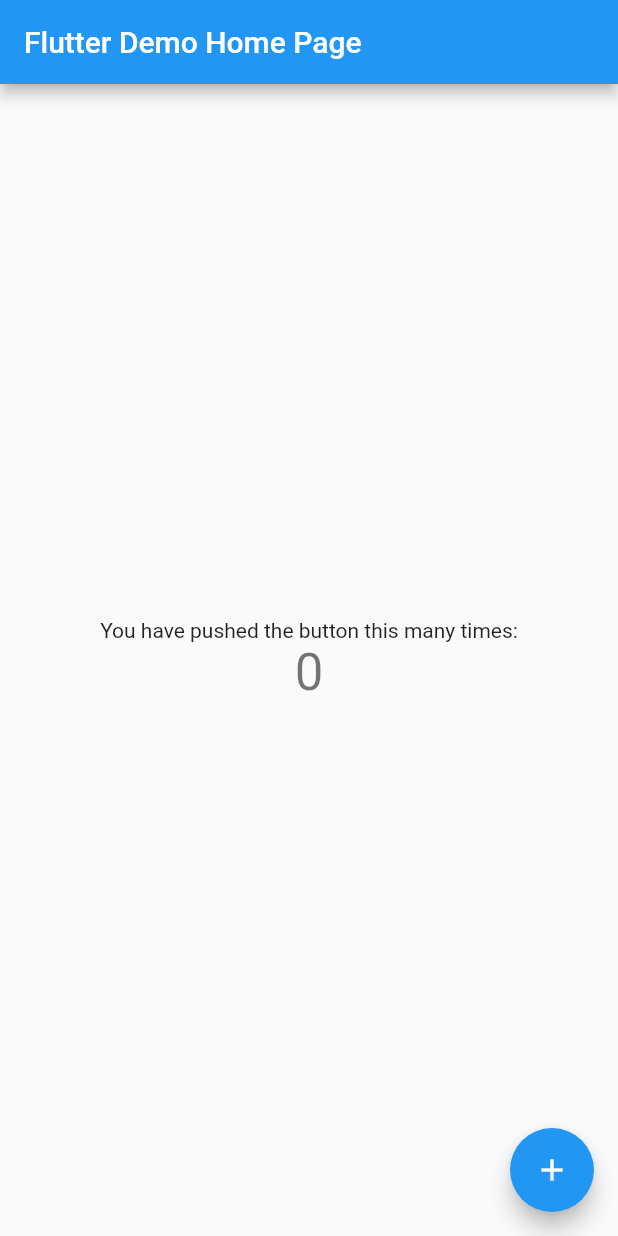
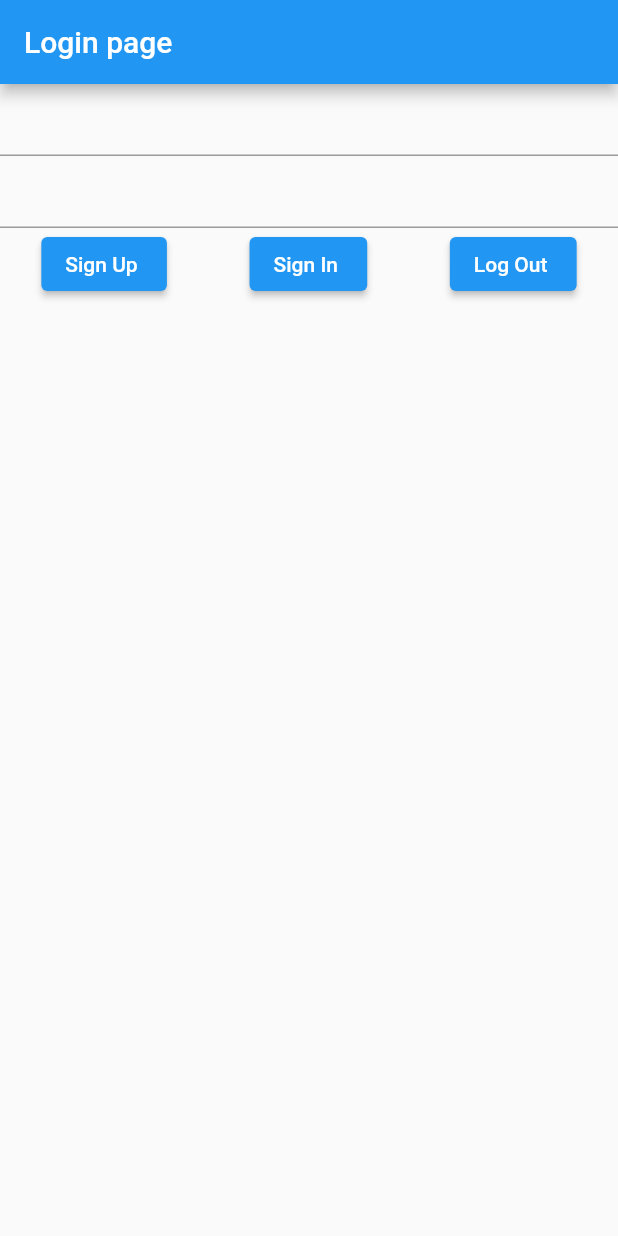
Before and after one commit to SpencerSchofield/StayingSafe, a Flutter app: the screen it shows after launch, on a phone screen of 412 x 824 dp. Run offline on Flutter 3.47's test engine with Material 2 defaults, Android fonts, the phone set to English and light mode, and no system bars; our stand-ins replace firebase_auth, firebase_core; accounts and stored records are empty.

Commit message:
user is able to sign up

```diff
--- a/staying_safe/lib/main.dart
+++ b/staying_safe/lib/main.dart
@@ -1,115 +1,59 @@
+import 'package:firebase_auth/firebase_auth.dart';
+import 'package:firebase_core/firebase_core.dart';
 import 'package:flutter/material.dart';
 
-void main() {
-  runApp(const MyApp());
+void main() async {
+  WidgetsFlutterBinding.ensureInitialized();
+  await Firebase.initializeApp();
+  runApp(AuthApp());
 }
 
-class MyApp extends StatelessWidget {
-  const MyApp({Key? key}) : super(key: key);
+class AuthApp extends StatefulWidget {
+  const AuthApp({Key? key}) : super(key: key);
 
-  // This widget is the root of your application.
+  @override
+  _AuthAppState createState() => _AuthAppState();
+}
+
+class _AuthAppState extends State<AuthApp> {
+  final emailcontroller = TextEditingController();
+  final passwordcontroller = TextEditingController();
   @override
   Widget build(BuildContext context) {
     return MaterialApp(
-      title: 'Flutter Demo',
-      theme: ThemeData(
-        // This is the theme of your application.
-        //
-        // Try running your application with "flutter run". You'll see the
-        // application has a blue toolbar. Then, without quitting the app, try
-        // changing the primarySwatch below to Colors.green and then invoke
-        // "hot reload" (press "r" in the console where you ran "flutter run",
-        // or simply save your changes to "hot reload" in a Flutter IDE).
-        // Notice that the counter didn't reset back to zero; the application
-        // is not restarted.
-        primarySwatch: Colors.blue,
+      home: Scaffold(
+        appBar: AppBar(
+          title: Text('Login page'),
+        ),
+        body: Center(
+          child: Column(
+            children: [
+              TextField(
+                controller: emailcontroller,
+              ),
+              TextField(
+                controller: passwordcontroller,
+              ),
+              Row(
+                mainAxisAlignment: MainAxisAlignment.spaceAround,
+                children: [
+                  ElevatedButton(
+                      child: Text('Sign Up '),
+                      onPressed: () async {
+                        await FirebaseAuth.instance
+                            .createUserWithEmailAndPassword(
+                                email: emailcontroller.text,
+                                password: passwordcontroller.text);
+                        setState(() {});
+                      }),
+                  ElevatedButton(child: Text('Sign In '), onPressed: () {}),
+                  ElevatedButton(child: Text('Log Out '), onPressed: () {}),
+                ],
+              )
+            ],
+          ),
+        ),
       ),
-      home: const MyHomePage(title: 'Flutter Demo Home Page'),
     );
   }
 }
-
-class MyHomePage extends StatefulWidget {
-  const MyHomePage({Key? key, required this.title}) : super(key: key);
-
-  // This widget is the home page of your application. It is stateful, meaning
-  // that it has a State object (defined below) that contains fields that affect
-  // how it looks.
-
-  // This class is the configuration for the state. It holds the values (in this
-  // case the title) provided by the parent (in this case the App widget) and
-  // used by the build method of the State. Fields in a Widget subclass are
-  // always marked "final".
-
-  final String title;
-
-  @override
-  State<MyHomePage> createState() => _MyHomePageState();
-}
-
-class _MyHomePageState extends State<MyHomePage> {
-  int _counter = 0;
-
-  void _incrementCounter() {
-    setState(() {
-      // This call to setState tells the Flutter framework that something has
-      // changed in this State, which causes it to rerun the build method below
-      // so that the display can reflect the updated values. If we changed
-      // _counter without calling setState(), then the build method would not be
-      // called again, and so nothing would appear to happen.
-      _counter++;
-    });
-  }
-
-  @override
-  Widget build(BuildContext context) {
-    // This method is rerun every time setState is called, for instance as done
-    // by the _incrementCounter method above.
-    //
-    // The Flutter framework has been optimized to make rerunning build methods
-    // fast, so that you can just rebuild anything that needs updating rather
-    // than having to individually change instances of widgets.
-    return Scaffold(
-      appBar: AppBar(
-        // Here we take the value from the MyHomePage object that was created by
-        // the App.build method, and use it to set our appbar title.
-        title: Text(widget.title),
-      ),
-      body: Center(
-        // Center is a layout widget. It takes a single child and positions it
-        // in the middle of the parent.
-        child: Column(
-          // Column is also a layout widget. It takes a list of children and
-          // arranges them vertically. By default, it sizes itself to fit its
-          // children horizontally, and tries to be as tall as its parent.
-          //
-          // Invoke "debug painting" (press "p" in the console, choose the
-          // "Toggle Debug Paint" action from the Flutter Inspector in Android
-          // Studio, or the "Toggle Debug Paint" command in Visual Studio Code)
-          // to see the wireframe for each widget.
-          //
-          // Column has various properties to control how it sizes itself and
-          // how it positions its children. Here we use mainAxisAlignment to
-          // center the children vertically; the main axis here is the vertical
-          // axis because Columns are vertical (the cross axis would be
-          // horizontal).
-          mainAxisAlignment: MainAxisAlignment.center,
-          children: <Widget>[
-            const Text(
-              'You have pushed the button this many times:',
-            ),
-            Text(
-              '$_counter',
-              style: Theme.of(context).textTheme.headline4,
-            ),
-          ],
-        ),
-      ),
-      floatingActionButton: FloatingActionButton(
-        onPressed: _incrementCounter,
-        tooltip: 'Increment',
-        child: const Icon(Icons.add),
-      ), // This trailing comma makes auto-formatting nicer for build methods.
-    );
-  }
-}
--- a/staying_safe/pubspec.yaml
+++ b/staying_safe/pubspec.yaml
@@ -34,6 +34,8 @@
   # The following adds the Cupertino Icons font to your application.
   # Use with the CupertinoIcons class for iOS style icons.
   cupertino_icons: ^1.0.2
+  firebase_core: ^1.8.0
+  firebase_auth: ^3.1.4
 
 dev_dependencies:
   flutter_test:
```
Also changed, not shown: staying_safe/pubspec.lock, 7 other files.
